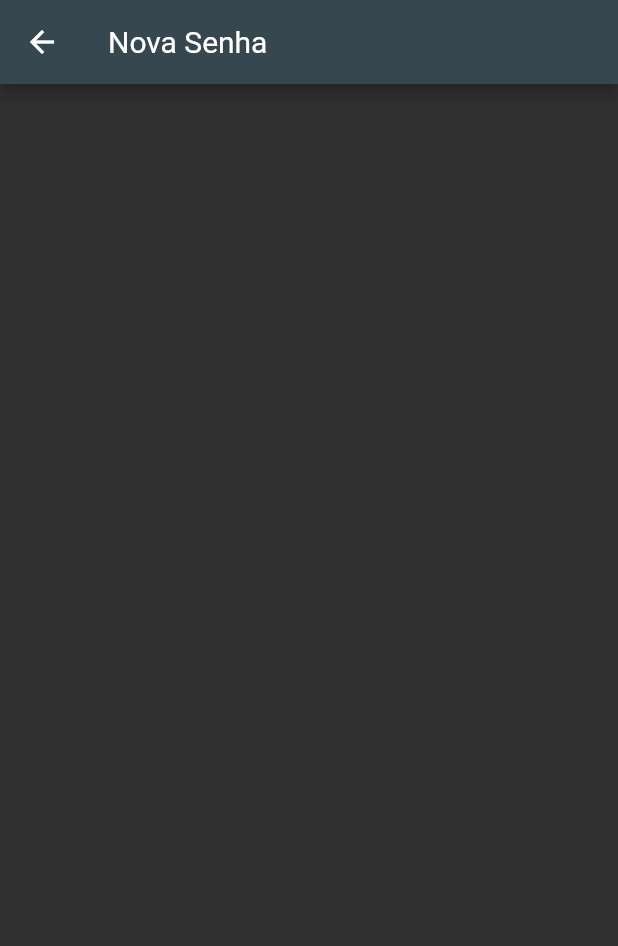
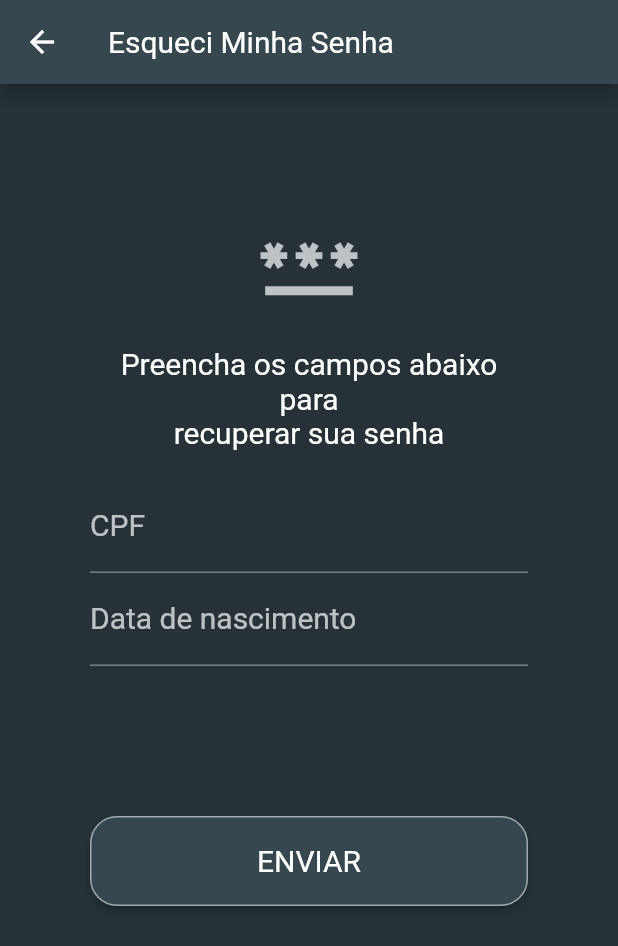
Before and after one commit to TamiresLRCosta/Flutter_project_app01, a Flutter app: the TelaLostSenha screen opened directly, on a phone screen of 412 x 824 dp. Shown: the top 946 px of the screen. Run offline on Flutter 3.47's test engine with Material 2 defaults, Android fonts, the phone set to English and light mode, and no system bars; missing offline and left inert: dart:html.

Commit message:
chage telaInfor_implement telaLostsenha

```diff
--- a/lib/pages/telalostsenha.dart
+++ b/lib/pages/telalostsenha.dart
@@ -5,8 +5,79 @@ class TelaLostSenha extends StatelessWidget {
   Widget build(BuildContext context) {
     return Scaffold(
       appBar: AppBar(
-        title: Text('Nova Senha'),
+        title: Text('Esqueci Minha Senha'),
         backgroundColor: Colors.blueGrey[800],
+      ),
+
+      body: Container(
+        color: Colors.blueGrey[900],
+        padding: EdgeInsets.only(top: 15, left: 30, right: 30, bottom: 15),
+        child: ListView(
+          padding: EdgeInsets.only(top: 70, left: 30, right: 30, bottom: 15),
+          children: [
+            Icon(Icons.password, size: 70, color: Colors.white70),
+
+            SizedBox(height: 20),
+            Text('Preencha os campos abaixo para\nrecuperar sua senha',
+              textAlign: TextAlign.center,
+              style: TextStyle(fontSize: 20, fontWeight: FontWeight.w200),
+            ),
+
+            //campo 'CPF'
+            SizedBox(height: 20),
+            TextFormField(
+              keyboardType: TextInputType.number,
+              decoration: InputDecoration(
+                labelText: 'CPF',
+                labelStyle: TextStyle(
+                  color: Colors.white70,
+                  fontWeight: FontWeight.w200,
+                  fontSize: 20,
+                ),
+              ),
+            ),
+
+            //campo 'Data de nascimento'
+            TextFormField(
+              keyboardType: TextInputType.datetime,
+              decoration: InputDecoration(
+                labelText: 'Data de nascimento',
+                labelStyle: TextStyle(
+                  color: Colors.white70,
+                  fontWeight: FontWeight.w200,
+                  fontSize: 20,
+                ),
+              ),
+            ),
+
+            //btn 'Enviar"
+            SizedBox(height: 100),
+            SizedBox(
+              width: 50,
+              height: 60,
+              child: ElevatedButton(
+                child: Text(
+                  'Enviar'.toUpperCase(),
+                  overflow: TextOverflow.ellipsis,
+                  style: TextStyle(
+                      fontWeight: FontWeight.w400,
+                      fontSize: 20,
+                      color: Colors.white),
+                ),
+                onPressed: () {},
+                style: ButtonStyle(
+                    backgroundColor:
+                        MaterialStateProperty.all(Colors.blueGrey[800]),
+                    shape: MaterialStateProperty.all(RoundedRectangleBorder(
+                      borderRadius: BorderRadius.circular(18.0),
+                      side: BorderSide(color: Colors.white54),
+                    ))),
+              ),
+            ),
+
+
+          ],
+        ),
       ),
     );
   }
--- a/lib/pages/telaregister.dart
+++ b/lib/pages/telaregister.dart
@@ -19,9 +19,7 @@ class TelaRegister extends StatelessWidget {
         padding: EdgeInsets.only(top: 15, left: 30, right: 30, bottom: 15),
         child: ListView(
           children: [
-            Padding(
-                padding:
-                    EdgeInsets.only(top: 15, left: 30, right: 30, bottom: 15)),
+            Padding(padding: EdgeInsets.only(top: 15, left: 30, right: 30, bottom: 15)),
             Icon(
               Icons.person_add,
               size: 150,
```
Also changed, not shown: lib/pages/telainfo.dart (+67 -1 lines).
